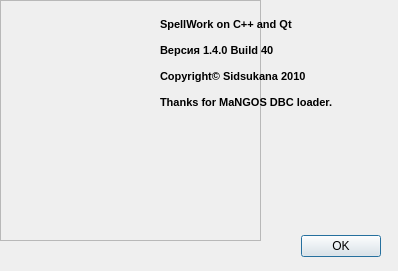
First picture: the form in QSW/AboutUI.ui, repository sidsukana/QSpellWork, before the edit.
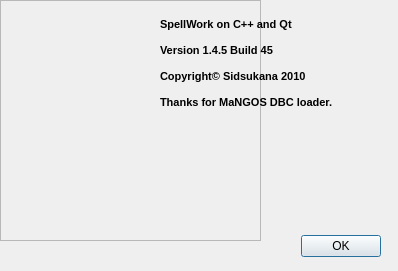
Second picture: the form after the edit. Icons and pictures are not drawn.

What changed in the file:
```diff
--- a/QSW/AboutUI.ui
+++ b/QSW/AboutUI.ui
@@ -71,7 +71,7 @@
 &lt;/style&gt;&lt;/head&gt;&lt;body style=&quot; font-family:'MS Shell Dlg 2'; font-size:8.25pt; font-weight:400; font-style:normal;&quot;&gt;
 &lt;p style=&quot; margin-top:0px; margin-bottom:0px; margin-left:0px; margin-right:0px; -qt-block-indent:0; text-indent:0px;&quot;&gt;&lt;span style=&quot; font-size:8pt; font-weight:600;&quot;&gt;SpellWork on C++ and Qt&lt;/span&gt;&lt;/p&gt;
 &lt;p style=&quot;-qt-paragraph-type:empty; margin-top:0px; margin-bottom:0px; margin-left:0px; margin-right:0px; -qt-block-indent:0; text-indent:0px; font-size:8pt; font-weight:600;&quot;&gt;&lt;/p&gt;
-&lt;p style=&quot; margin-top:0px; margin-bottom:0px; margin-left:0px; margin-right:0px; -qt-block-indent:0; text-indent:0px;&quot;&gt;&lt;span style=&quot; font-size:8pt; font-weight:600;&quot;&gt;Версия 1.4.0 Build 40&lt;/span&gt;&lt;/p&gt;
+&lt;p style=&quot; margin-top:0px; margin-bottom:0px; margin-left:0px; margin-right:0px; -qt-block-indent:0; text-indent:0px;&quot;&gt;&lt;span style=&quot; font-size:8pt; font-weight:600;&quot;&gt;Version 1.4.5 Build 45&lt;/span&gt;&lt;/p&gt;
 &lt;p style=&quot;-qt-paragraph-type:empty; margin-top:0px; margin-bottom:0px; margin-left:0px; margin-right:0px; -qt-block-indent:0; text-indent:0px; font-size:8pt; font-weight:600;&quot;&gt;&lt;/p&gt;
 &lt;p style=&quot; margin-top:0px; margin-bottom:0px; margin-left:0px; margin-right:0px; -qt-block-indent:0; text-indent:0px;&quot;&gt;&lt;span style=&quot; font-size:8pt; font-weight:600;&quot;&gt;Copyright© Sidsukana 2010&lt;/span&gt;&lt;/p&gt;
 &lt;p style=&quot;-qt-paragraph-type:empty; margin-top:0px; margin-bottom:0px; margin-left:0px; margin-right:0px; -qt-block-indent:0; text-indent:0px; font-size:8pt; font-weight:600;&quot;&gt;&lt;/p&gt;
```
